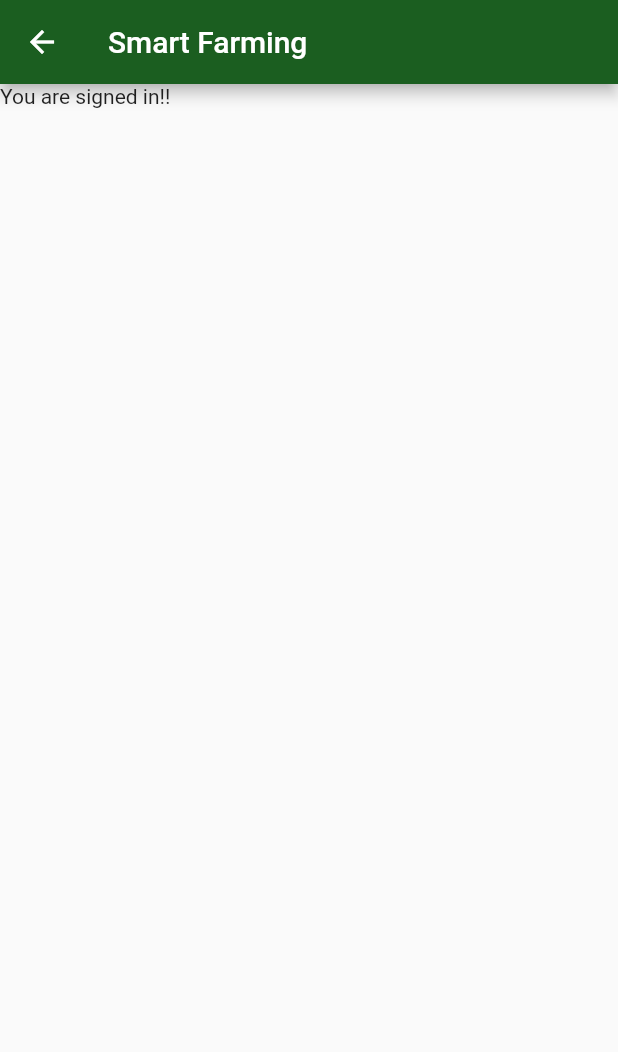
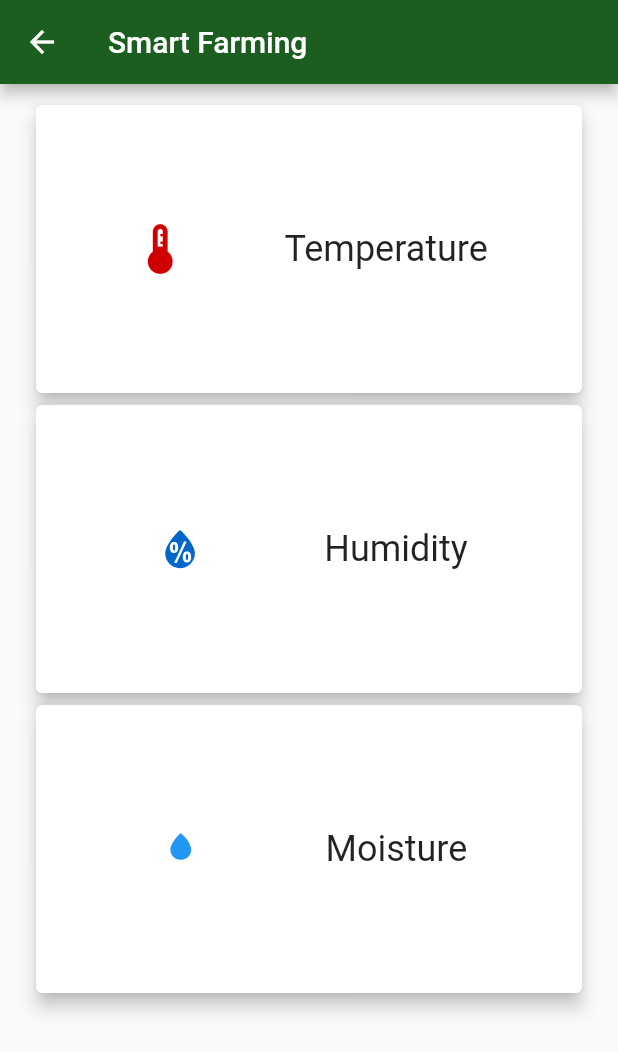
Before and after one commit to samsonkassa-dev/SmartfarmingApp, a Flutter app: the Dashboard screen opened directly, on a phone screen of 412 x 824 dp. Shown: the top 1052 px of the screen. Run offline on Flutter 3.47's test engine with Material 2 defaults, Android fonts, the light colour scheme and no system bars; our stand-ins replace country_code_picker, weather_icons.

Commit message:
Dashboard

```diff
--- a/lib/screens/dashboard.dart
+++ b/lib/screens/dashboard.dart
@@ -1,12 +1,81 @@
 import 'package:flutter/material.dart';
+import 'package:weather_icons/weather_icons.dart';
 
 class Dashboard extends StatelessWidget {
-
   @override
   Widget build(BuildContext context) {
     return Scaffold(
-      appBar: AppBar(title: Text('Smart Farming'), backgroundColor: Colors.green[900],),
-      body: Text('You are signed in!!'),
-    );
+        appBar: AppBar(
+          title: Text('Smart Farming'),
+          backgroundColor: Colors.green[900],
+        ),
+        body: Container(
+          margin: EdgeInsets.fromLTRB(20.0, 10.0, 20.0, 10.0),
+          child: ListView(
+            children: [
+              SizedBox(
+                height: 200.0,
+                  child: Card(
+                  elevation: 5.0,
+                  child: Row(
+                    mainAxisAlignment: MainAxisAlignment.spaceEvenly,
+                    children: [
+                      Icon(
+                        Icons.thermostat,
+                        color: Color(0xffd00000),
+                        size: 40.0,
+                      ),
+                      Text(
+                        'Temperature',
+                        style: TextStyle(fontSize: 24.0),
+                      )
+                    ],
+                  ),
+                ),
+              ),
+
+              SizedBox(
+                height: 200.0,
+                  child: Card(
+                  elevation: 5.0,
+                  child: Row(
+                    mainAxisAlignment: MainAxisAlignment.spaceEvenly,
+                    children: [
+                      Icon(
+                        WeatherIcons.humidity,
+                        color: Color(0xff0466c8),
+                        size: 40.0,
+                      ),
+                      Text(
+                        'Humidity',
+                        style: TextStyle(fontSize: 24.0),
+                      )
+                    ],
+                  ),
+                ),
+              ),
+              SizedBox(
+                height: 200.0,
+                  child: Card(
+                  elevation: 5.0,
+                  child: Row(
+                    mainAxisAlignment: MainAxisAlignment.spaceEvenly,
+                    children: [
+                      Icon(
+                        WeatherIcons.raindrop,
+                        color: Colors.blue,
+                        size: 40.0,
+                      ),
+                      Text(
+                        'Moisture',
+                        style: TextStyle(fontSize: 24.0),
+                      )
+                    ],
+                  ),
+                ),
+              )
+            ],
+          ),
+        ));
   }
 }
--- a/lib/screens/phone_verification.dart
+++ b/lib/screens/phone_verification.dart
@@ -28,15 +28,7 @@ class PhoneVerification extends StatelessWidget {
     final node = FocusScope.of(context);
     return Scaffold(
       appBar: AppBar(
-          title: Text('Smart Farming'), backgroundColor: Colors.green[900]),
-      // body: OtpScreen(
-      //   otpLength: 5,
-      //   titleColor: Colors.green[900],
-      //   routeCallback: moveToNextScreen,
-      //   validateOtp: validateOtp,
-      //   title: "Verification code sent",
-      //   subTitle: "Enter the code sent to you",
-      // ),
+          title: Text('OTP Verification'), backgroundColor: Colors.green[900]),
       body: Container(
         margin: EdgeInsets.only(left: 25.0, right: 25.0),
         child: Column(
@@ -62,7 +54,9 @@ class PhoneVerification extends StatelessWidget {
                     child: TextFormField(
                       textAlign: TextAlign.center,
                       style: TextStyle(fontSize: 26.0),
-                      onChanged: (value){if(value.length == 1) node.nextFocus();},
+                      onChanged: (value) {
+                        if (value.length == 1) node.nextFocus();
+                      },
                       maxLength: 1,
                       keyboardType: TextInputType.number,
                       decoration: InputDecoration(
@@ -75,7 +69,9 @@ class PhoneVerification extends StatelessWidget {
                     child: TextFormField(
                       textAlign: TextAlign.center,
                       style: TextStyle(fontSize: 26.0),
-                      onChanged: (value){if(value.length == 1) node.nextFocus();},
+                      onChanged: (value) {
+                        if (value.length == 1) node.nextFocus();
+                      },
                       maxLength: 1,
                       keyboardType: TextInputType.number,
                       decoration: InputDecoration(
@@ -83,13 +79,14 @@ class PhoneVerification extends StatelessWidget {
                           enabledBorder: UnderlineInputBorder(
                               borderSide: BorderSide(color: Colors.black))),
                     )),
-
                 SizedBox(
                     width: 50.0,
                     child: TextFormField(
                       textAlign: TextAlign.center,
                       style: TextStyle(fontSize: 26.0),
-                      onChanged: (value){if(value.length == 1) node.nextFocus();},
+                      onChanged: (value) {
+                        if (value.length == 1) node.nextFocus();
+                      },
                       maxLength: 1,
                       keyboardType: TextInputType.number,
                       decoration: InputDecoration(
@@ -97,13 +94,14 @@ class PhoneVerification extends StatelessWidget {
                           enabledBorder: UnderlineInputBorder(
                               borderSide: BorderSide(color: Colors.black))),
                     )),
-
                 SizedBox(
                     width: 50.0,
                     child: TextFormField(
                       textAlign: TextAlign.center,
                       style: TextStyle(fontSize: 26.0),
-                      onChanged: (value){if(value.length == 1) node.nextFocus();},
+                      onChanged: (value) {
+                        if (value.length == 1) node.nextFocus();
+                      },
                       maxLength: 1,
                       keyboardType: TextInputType.number,
                       decoration: InputDecoration(
@@ -111,13 +109,14 @@ class PhoneVerification extends StatelessWidget {
                           enabledBorder: UnderlineInputBorder(
                               borderSide: BorderSide(color: Colors.black))),
                     )),
-
                 SizedBox(
                     width: 50.0,
                     child: TextFormField(
                       textAlign: TextAlign.center,
                       style: TextStyle(fontSize: 26.0),
-                      onChanged: (value){if(value.length == 1) node.nextFocus();},
+                      onChanged: (value) {
+                        if (value.length == 1) node.nextFocus();
+                      },
                       maxLength: 1,
                       keyboardType: TextInputType.number,
                       decoration: InputDecoration(
@@ -125,13 +124,14 @@ class PhoneVerification extends StatelessWidget {
                           enabledBorder: UnderlineInputBorder(
                               borderSide: BorderSide(color: Colors.black))),
                     )),
-
                 SizedBox(
                     width: 50.0,
                     child: TextFormField(
                       textAlign: TextAlign.center,
                       style: TextStyle(fontSize: 26.0),
-                      onChanged: (value){if(value.length == 1) node.nextFocus();},
+                      onChanged: (value) {
+                        if (value.length == 1) node.nextFocus();
+                      },
                       maxLength: 1,
                       keyboardType: TextInputType.number,
                       decoration: InputDecoration(
@@ -139,22 +139,8 @@ class PhoneVerification extends StatelessWidget {
                           enabledBorder: UnderlineInputBorder(
                               borderSide: BorderSide(color: Colors.black))),
                     )),
-
               ],
             ),
-            // TextFormField(
-            //   keyboardType: TextInputType.number,
-            //   decoration: InputDecoration(
-            //     prefixIcon: Icon(Icons.phone_callback),
-            //     labelText: "Verification Code",
-            //     enabledBorder: OutlineInputBorder(
-            //         borderSide: BorderSide(width: 3, color: Colors.green),
-            //         borderRadius: BorderRadius.circular(20)),
-            //     focusedBorder: OutlineInputBorder(
-            //         borderSide: BorderSide(width: 3, color: Colors.blue),
-            //         borderRadius: BorderRadius.circular(20)),
-            //   ),
-            // ),
             SizedBox(
               height: 50.0,
             ),
--- a/pubspec.yaml
+++ b/pubspec.yaml
@@ -30,6 +30,8 @@ dependencies:
   cupertino_icons: ^1.0.2
   country_code_picker: ^2.0.2
   otp_screen: ^0.0.3
+  weather_icons: ^3.0.0
+  font_awesome_flutter: ^9.1.0
 
 dev_dependencies:
   flutter_test:
```
Also changed, not shown: pubspec.lock. Lines whose indentation alone changed are shown as unchanged.
